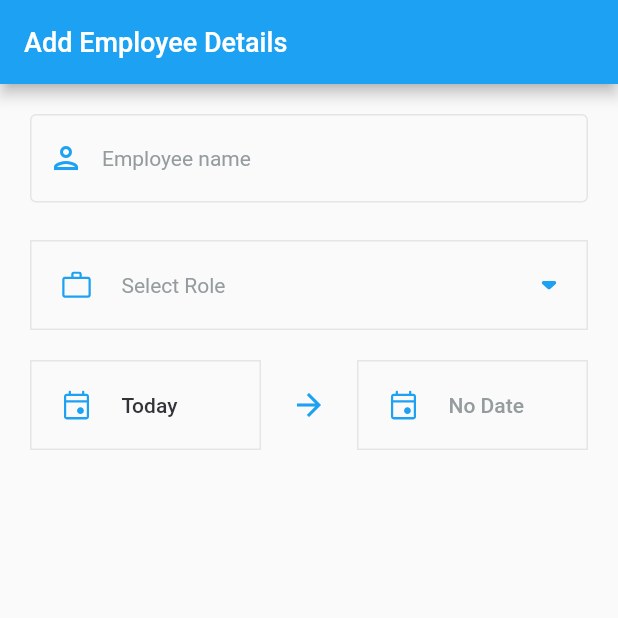
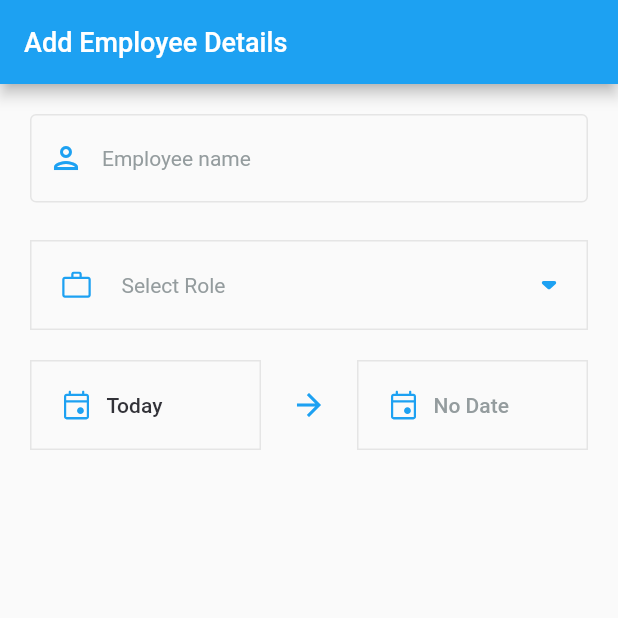
Before and after one commit to saravanakumar007/realtime-innovations, a Flutter app: the AddOrEditEmployeeDetailsPage screen opened directly, on a phone screen of 412 x 824 dp, the top half of it. Run offline on Flutter 3.47's test engine with Material 2 defaults, Android fonts, the phone set to English and light mode, and no system bars; our stand-ins replace equatable, flutter_bloc, flutter_svg, google_fonts, shared_preferences; accounts and stored records are empty.

Commit message:
small changes

```diff
--- a/lib/presentation/screens/add_or_edit_employee_details_page.dart
+++ b/lib/presentation/screens/add_or_edit_employee_details_page.dart
@@ -247,7 +247,7 @@ class _AddOrEditEmployeeDetailsPageState
                             height: 20,
                             width: 20,
                           ),
-                          const SizedBox(width: 20),
+                          const SizedBox(width: 10),
                           Text(
                             isTodayDate
                                 ? 'Today'
@@ -300,7 +300,7 @@ class _AddOrEditEmployeeDetailsPageState
                             height: 20,
                             width: 20,
                           ),
-                          const SizedBox(width: 20),
+                          const SizedBox(width: 10),
                           Text(
                             endDate != null
                                 ? DateFormat("d MMM y").format(endDate!)
--- a/lib/presentation/widgets/dialog_date_picker.dart
+++ b/lib/presentation/widgets/dialog_date_picker.dart
@@ -78,7 +78,9 @@ class DialogDatePicker {
               RoundedRectangleBorder(borderRadius: BorderRadius.circular(16)),
           insetPadding: kIsWeb
               ? EdgeInsets.symmetric(
-                  horizontal: MediaQuery.of(context).size.width * 0.2,
+                  horizontal: MediaQuery.of(context).size.width > 800
+                      ? MediaQuery.of(context).size.width * 0.2
+                      : 24,
                   vertical: 24.0)
               : EdgeInsets.symmetric(horizontal: 20.0, vertical: 24.0),
           content: ValueListenableBuilder<int>(
```
